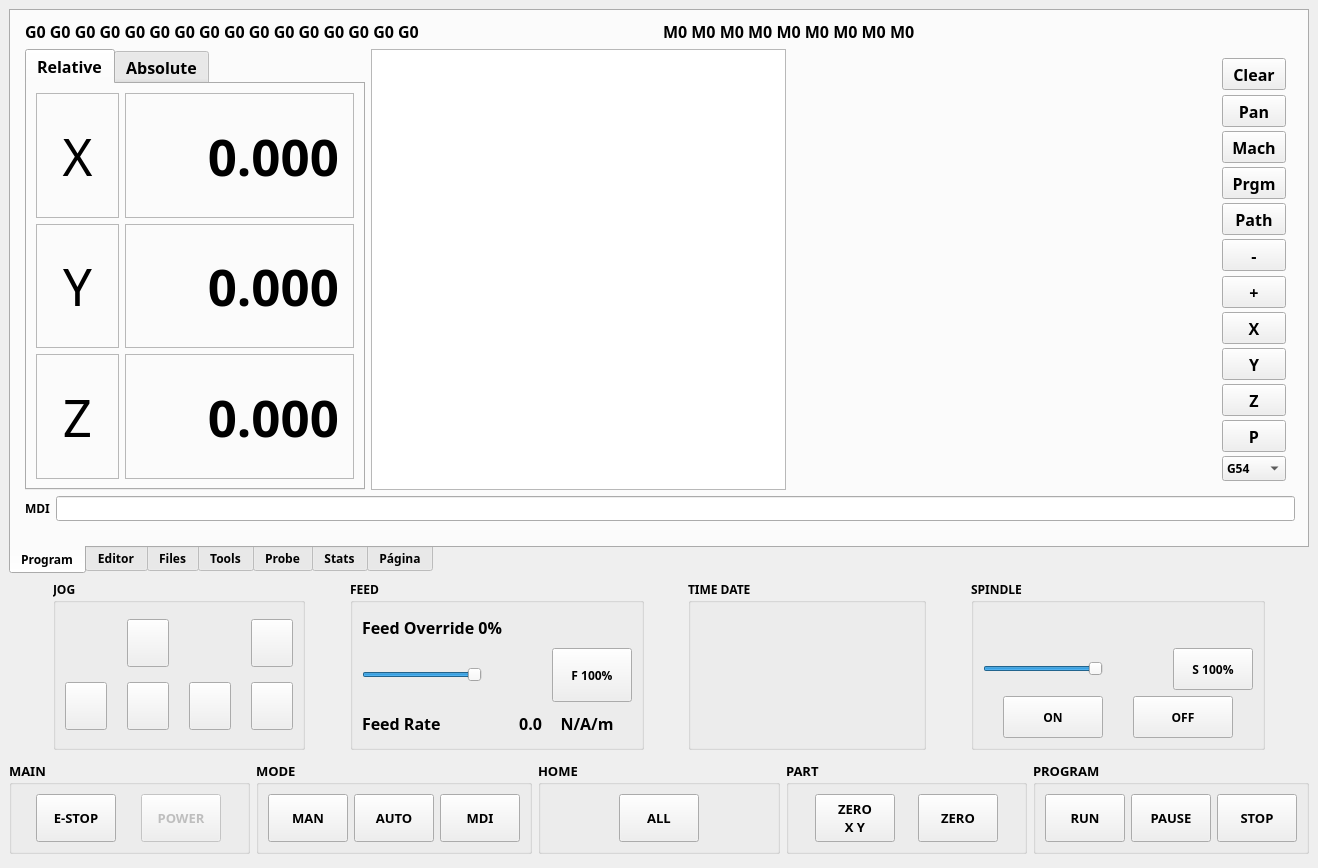
First picture: the form in src/tnc/ui/window.ui, repository kcjengr/turbonc, before the edit.
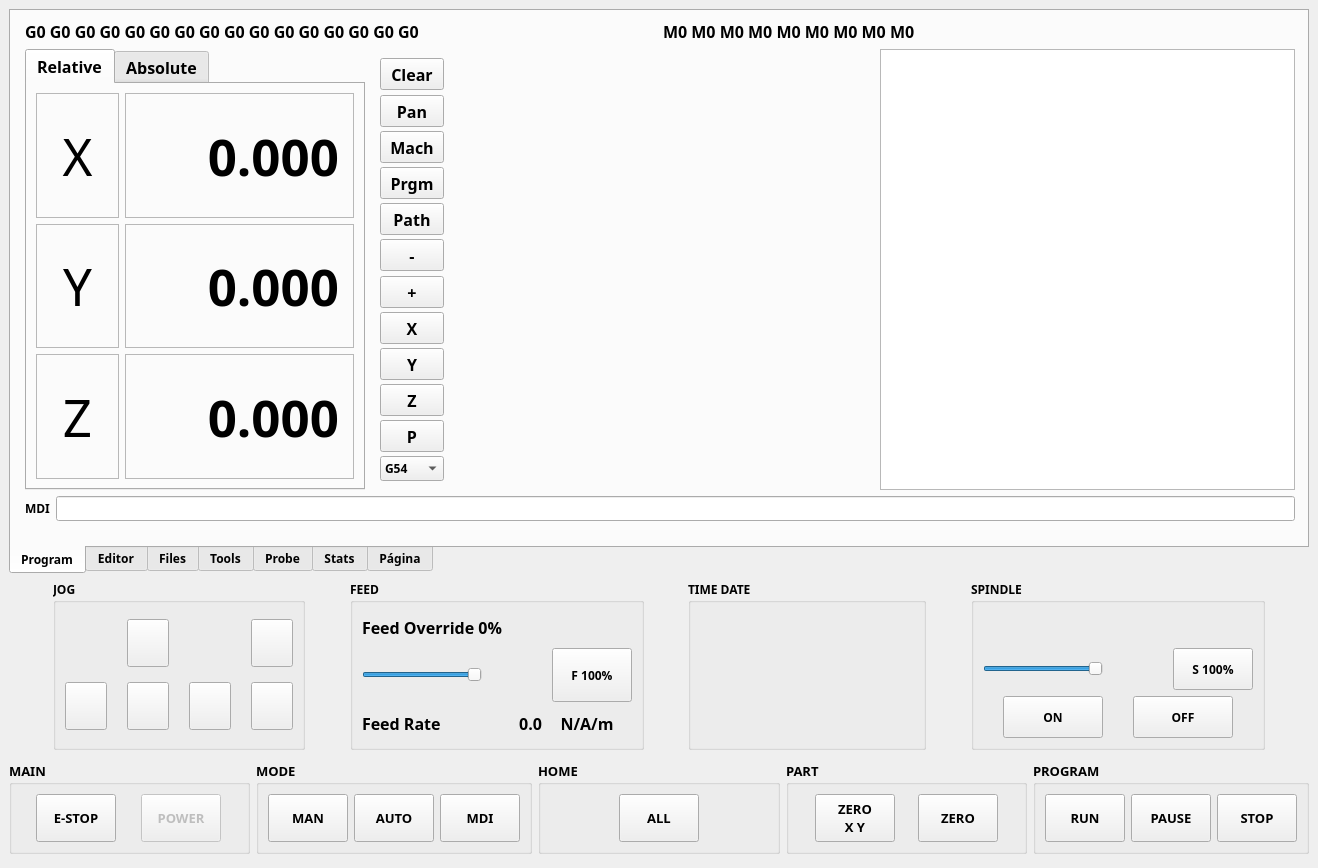
Second picture: the form after the edit. Icons and pictures are not drawn. Custom widgets are drawn as their Qt base class.

Commit message: better window organization view + editor

The edit to the form file:
```diff
--- a/src/tnc/ui/window.ui
+++ b/src/tnc/ui/window.ui
@@ -643,25 +643,6 @@
                 </widget>
                </widget>
               </item>
-              <item>
-               <widget class="GCodeEditor" name="gcodeEditor_2">
-                <property name="sizePolicy">
-                 <sizepolicy hsizetype="Preferred" vsizetype="Preferred">
-                  <horstretch>0</horstretch>
-                  <verstretch>0</verstretch>
-                 </sizepolicy>
-                </property>
-                <property name="readOnly">
-                 <bool>true</bool>
-                </property>
-                <property name="syntaxHighlightingEnabled">
-                 <bool>true</bool>
-                </property>
-               </widget>
-              </item>
-              <item>
-               <widget class="VTKBackPlot" name="vtk" native="true"/>
-              </item>
               <item>
                <widget class="QWidget" name="horizontalWidget" native="true">
                 <property name="sizePolicy">
@@ -1144,6 +1125,32 @@
                 </layout>
                </widget>
               </item>
+              <item>
+               <widget class="VTKBackPlot" name="vtk" native="true">
+                <property name="sizePolicy">
+                 <sizepolicy hsizetype="Expanding" vsizetype="Preferred">
+                  <horstretch>0</horstretch>
+                  <verstretch>0</verstretch>
+                 </sizepolicy>
+                </property>
+               </widget>
+              </item>
+              <item>
+               <widget class="GCodeEditor" name="gcodeEditor_2">
+                <property name="sizePolicy">
+                 <sizepolicy hsizetype="Expanding" vsizetype="Preferred">
+                  <horstretch>0</horstretch>
+                  <verstretch>0</verstretch>
+                 </sizepolicy>
+                </property>
+                <property name="readOnly">
+                 <bool>true</bool>
+                </property>
+                <property name="syntaxHighlightingEnabled">
+                 <bool>true</bool>
+                </property>
+               </widget>
+              </item>
              </layout>
             </item>
             <item>
```
